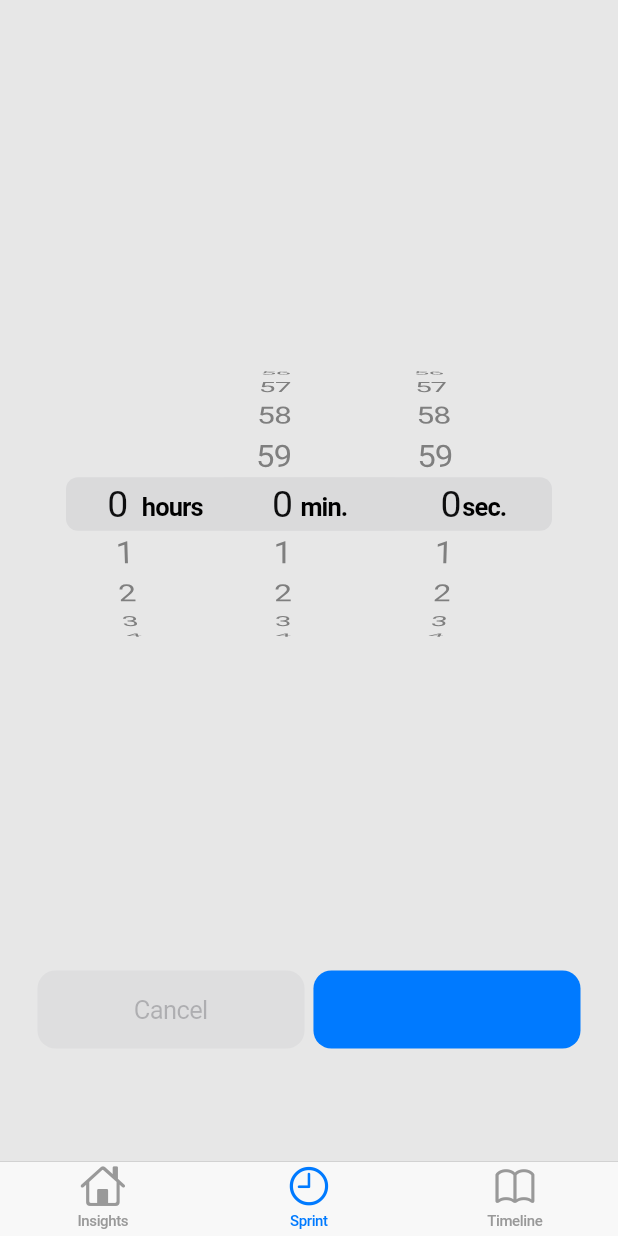
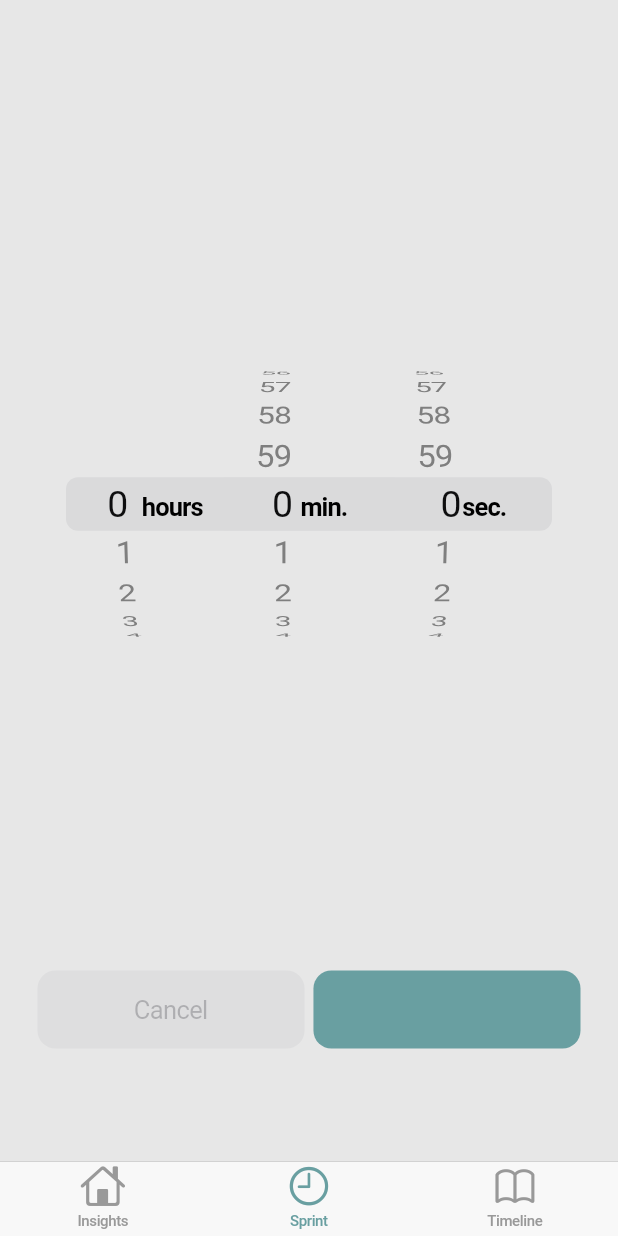
Before and after one commit to zachdtaylor/scatter, a Flutter app: the screen it shows after launch, item 2 of the bottom bar chosen, on a phone screen of 412 x 824 dp. Run offline on Flutter 3.47's test engine with Material 2 defaults, Android fonts, the phone set to English and light mode, and no system bars.

Commit message:
incorporate theme and remove timer circle background

```diff
--- a/lib/main.dart
+++ b/lib/main.dart
@@ -1,4 +1,5 @@
 import 'package:flutter/cupertino.dart';
+import 'package:flutter/material.dart';
 import 'package:flutter/services.dart';
 import 'package:scatter/home.dart';
 
@@ -21,7 +22,11 @@ class ScatterApp extends StatelessWidget {
   Widget build(BuildContext context) {
     return CupertinoApp(
       title: title,
-      home: home
+      home: home,
+      theme: CupertinoThemeData(
+        primaryColor: Color(0xFF699FA1),
+        // accentColor: Color(0xFFDD8627)
+      ),
     );
   }
 }
--- a/lib/pages/sprint/sprint_page.dart
+++ b/lib/pages/sprint/sprint_page.dart
@@ -88,8 +88,7 @@ class _SprintPageState extends State<SprintPage> with TickerProviderStateMixin {
                               return CustomPaint(
                                 painter: SprintTimerPainter(
                                   animation: animation,
-                                  backgroundColor: CupertinoColors.black,
-                                  color: CupertinoColors.systemBlue
+                                  color: CupertinoTheme.of(context).primaryColor
                                 )
                               );
                             }
@@ -121,7 +120,7 @@ class _SprintPageState extends State<SprintPage> with TickerProviderStateMixin {
                       flex: 30,
                       child: CupertinoButton(
                         child: Text('Cancel'),
-                        color: CupertinoColors.systemRed,
+                        color: CupertinoTheme.of(context).primaryColor,
                         onPressed: started ? _onCancelPressed : null
                       ),
                     ),
@@ -132,7 +131,7 @@ class _SprintPageState extends State<SprintPage> with TickerProviderStateMixin {
                         child: Text(
                           controller.isAnimating ? 'Pause' : 'Start'
                         ),
-                        color: CupertinoColors.systemBlue,
+                        color: CupertinoTheme.of(context).primaryColor,
                         onPressed: _onStartPressed
                       )
                     ),
--- a/lib/pages/sprint/sprint_timer.dart
+++ b/lib/pages/sprint/sprint_timer.dart
@@ -4,22 +4,20 @@ import 'dart:math';
 
 class SprintTimerPainter extends CustomPainter {
   final Animation<double> animation;
-  final Color backgroundColor, color;
+  final Color color;
 
   SprintTimerPainter({
     this.animation,
-    this.backgroundColor,
     this.color
   });
 
   @override
   void paint(Canvas canvas, Size size) {
     Paint paint = Paint()
-      ..color = backgroundColor
+      ..color = color
       ..strokeWidth = 10.0
       ..strokeCap = StrokeCap.round
       ..style = PaintingStyle.stroke;
-    paint.color = color;
     canvas.drawArc(Offset.zero & size, pi * 1.5, animation.value, false, paint);
   }
   @override
```
